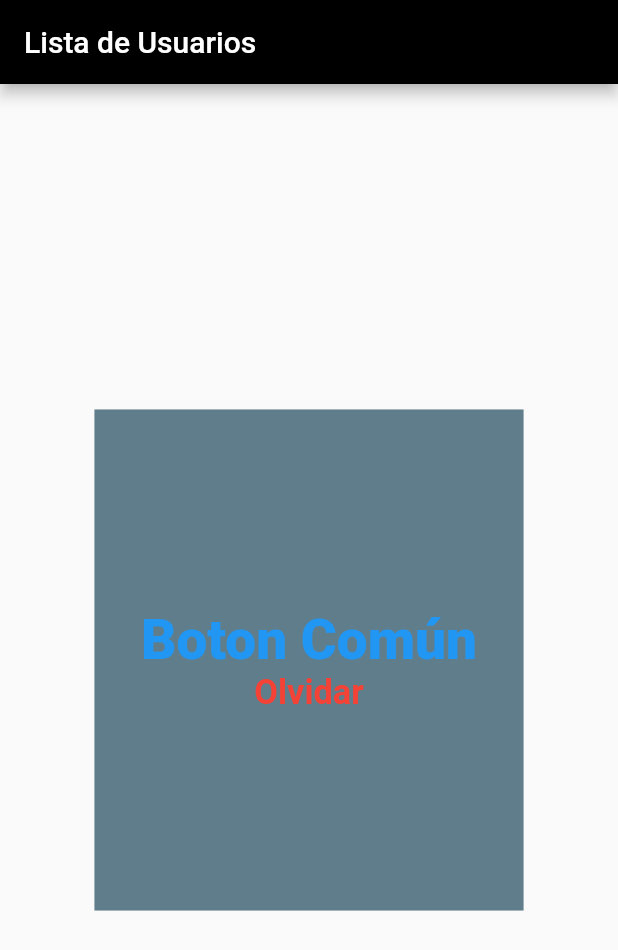
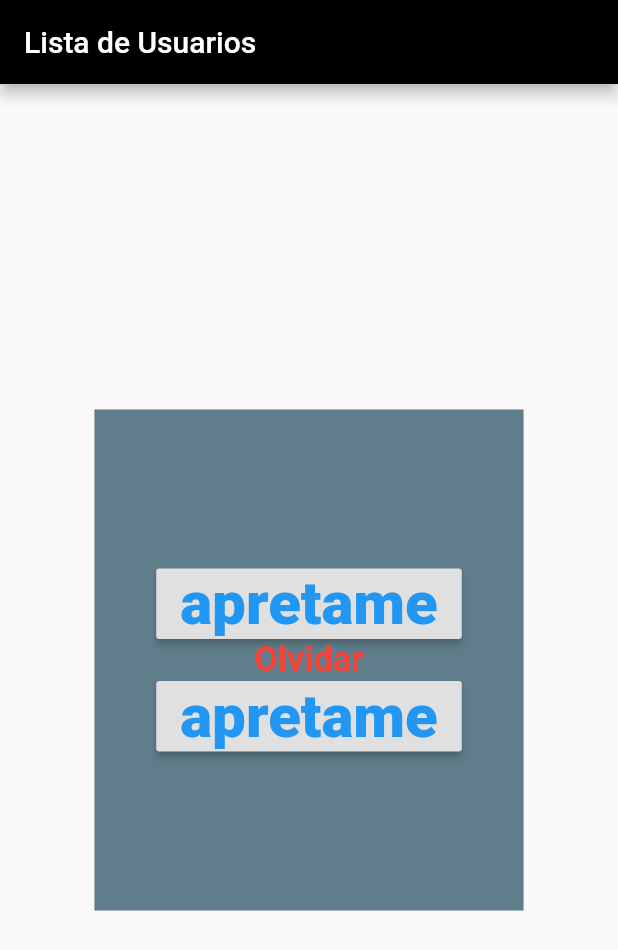
Before and after one commit to fcaroca91/responsive_ui_fcaroca, a Flutter app: the screen it shows after launch, on a phone screen of 412 x 824 dp. Shown: the top 950 px of the screen. Run offline on Flutter 3.47's test engine with Material 2 defaults, Android fonts, the phone set to English and light mode, and no system bars; our stand-ins replace flutter_screenutil, responsive_builder; Roboto replaces fonts that are missing (Arial, Montserrat).

Commit message:
improvement component

```diff
--- a/lib/screens/simple_ui_components.dart
+++ b/lib/screens/simple_ui_components.dart
@@ -25,9 +25,25 @@ mixin SimpleUIComponents {
   }
 
   Widget buttonTitleCommon() {
-    return Text(
-      'Boton Común',
-      style: styles.titleStyleShared,
+    return RaisedButton(
+        child: Text("apretame", style: styles.titleStyleShared,),
+        onPressed: () => print("RAISED BUTTON PRESSED"),
+      );
+  }
+}
+
+class ButtonComponent extends StatelessWidget {
+  const ButtonComponent({Key key}) : super(key: key);
+
+  @override
+  Widget build(BuildContext context) {
+    SimpleUIStyles styles = SimpleUIStyles(context);
+
+    return Container(
+      child: RaisedButton(
+        child: Text("apretame", style: styles.titleStyleShared,),
+        onPressed: () => print("RAISED BUTTON PRESSED"),
+      ),
     );
   }
 }
--- a/lib/screens/simple_ui_page.dart
+++ b/lib/screens/simple_ui_page.dart
@@ -29,8 +29,8 @@ class _SimpleUIPageState extends State<SimpleUIPage> with SimpleUIComponents {
             mainAxisAlignment: MainAxisAlignment.center,
             children: <Widget>[
               buttonTitleCommon(),
-              buttonTitleChoice("forget"),
-
+              buttonTitleChoice(null),
+              const ButtonComponent(),
             ]
           ),
         ),
--- a/lib/screens/simple_ui_styles.dart
+++ b/lib/screens/simple_ui_styles.dart
@@ -10,8 +10,9 @@ class SimpleUIStyles  with Sizes , SharedStyles {
   TextStyle forgetButtonTitle;
 
   SimpleUIStyles(BuildContext context){
+
     setDefaultSize(context);
-    sharedStyles();
+    initSharedStyles();
 
     saveButtonTitle = TextStyle(
       fontFamily: 'Montserrat',
--- a/lib/shared/shared_styles.dart
+++ b/lib/shared/shared_styles.dart
@@ -7,12 +7,12 @@ import 'package:responsive_ui_fcaroca/shared/shared.dart';
 mixin SharedStyles on Sizes {
   TextStyle titleStyleShared;
 
-  sharedStyles() {
+  initSharedStyles() {
     //setDefaultSize(context);
     titleStyleShared = TextStyle(
       fontFamily: 'Arial',
       color: Colors.blue,
-      fontSize: sizeP(32),
+      fontSize: sizeP(35),
       //height: sizeH(0.5),
       fontWeight: FontWeight.w800,
     );
```
